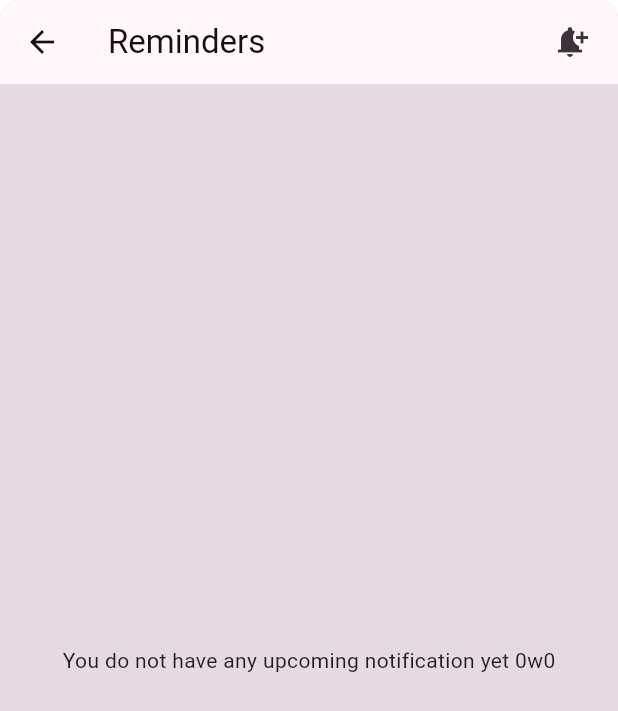
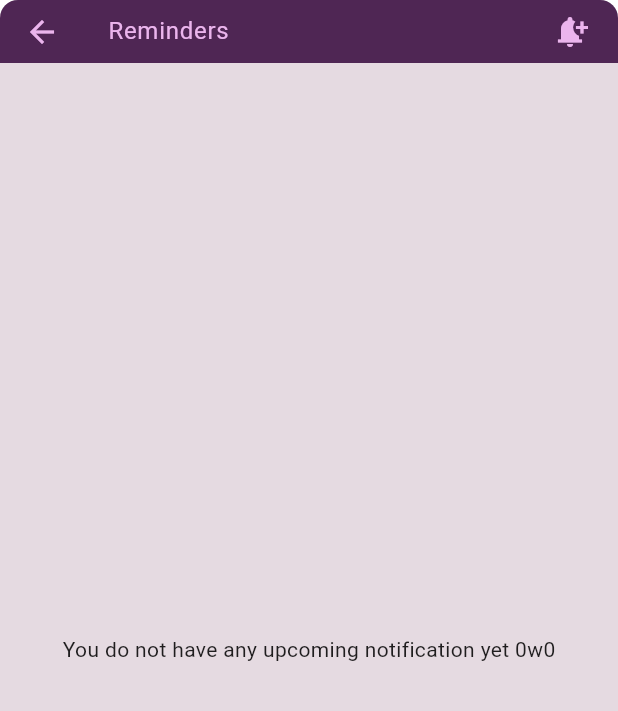
Before and after one commit to undefinedpatient/idea_cache, a Flutter app: the ICReminderView screen opened directly, on a phone screen of 412 x 824 dp. Shown: the top 711 px of the screen. Run offline on Flutter 3.47's test engine with Material 3 defaults, Android fonts, the phone set to English and light mode, and no system bars; our stand-ins replace file_picker, flutter_local_notifications, flutter_timezone, timezone; missing offline and left inert: flutter_quill, window_manager; Roboto replaces fonts that are missing (FiraCode Nerd Font).

Commit message:
Updated reminder view style

```diff
--- a/lib/page/editreminderview.dart
+++ b/lib/page/editreminderview.dart
@@ -77,6 +77,7 @@ class _ICEditNotificationViewState extends State<ICEditNotificationView> {
     return LayoutBuilder(
       builder: (context, constraints) {
         return Scaffold(
+          backgroundColor: Theme.of(context).colorScheme.surfaceContainerHigh,
           body: Form(
             key: _formKey,
             child: SingleChildScrollView(
--- a/lib/page/reminderview.dart
+++ b/lib/page/reminderview.dart
@@ -50,6 +50,7 @@ class _ICNotificationState extends State<ICReminderView> {
   @override
   Widget build(BuildContext context) {
     return ClipRRect(
+      clipBehavior: Clip.antiAlias,
       borderRadius: BorderRadiusGeometry.only(
         topLeft: Radius.circular(12),
         topRight: Radius.circular(12),
@@ -59,7 +60,11 @@ class _ICNotificationState extends State<ICReminderView> {
         backgroundColor: Theme.of(context).colorScheme.surfaceContainerHigh,
         // padding: EdgeInsets.all(16),
         appBar: AppBar(
+          toolbarHeight: 42,
+          backgroundColor: Theme.of(context).colorScheme.surfaceTint,
           leading: IconButton(
+            iconSize: 24,
+            color: Theme.of(context).colorScheme.inversePrimary,
             onPressed: () {
               if (isCreationView) {
                 setState(() {
@@ -77,10 +82,15 @@ class _ICNotificationState extends State<ICReminderView> {
                       ? "Create Reminders"
                       : "Edit Reminders"
                 : "Reminders",
+            style: Theme.of(context).textTheme.bodyLarge!.copyWith(
+              color: Theme.of(context).colorScheme.inversePrimary,
+            ),
           ),
           actionsPadding: EdgeInsets.fromLTRB(8, 0, 8, 0),
           actions: [
             IconButton(
+              iconSize: 24,
+              color: Theme.of(context).colorScheme.inversePrimary,
               onPressed: () {
                 setState(() {
                   activeNotification = null;
```
